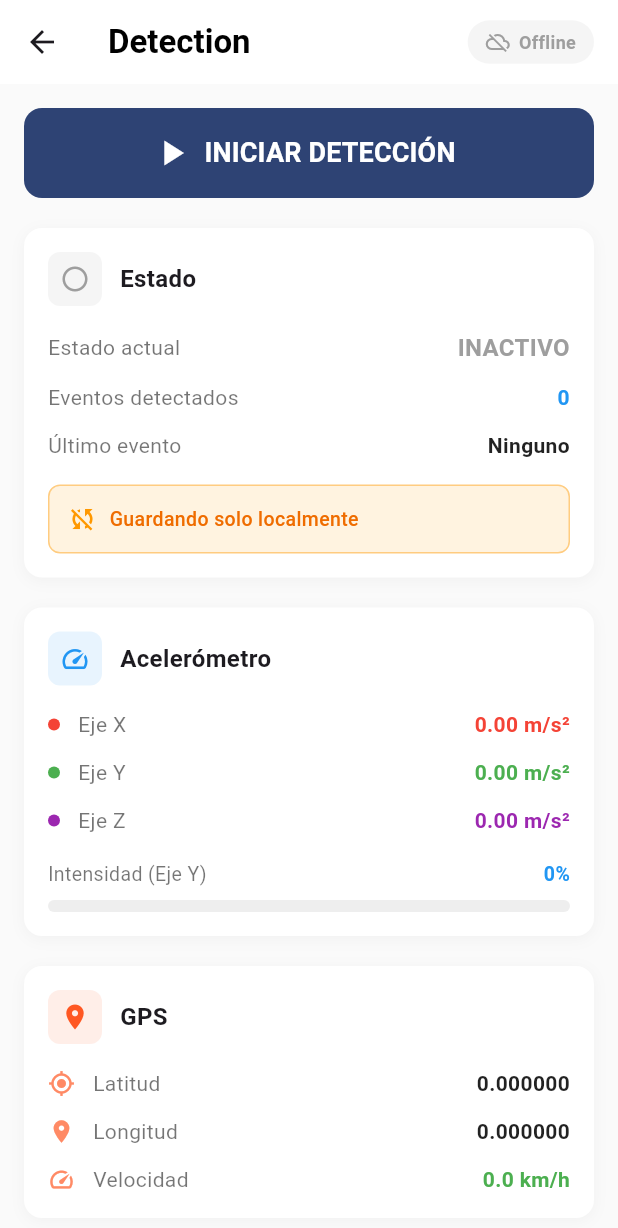
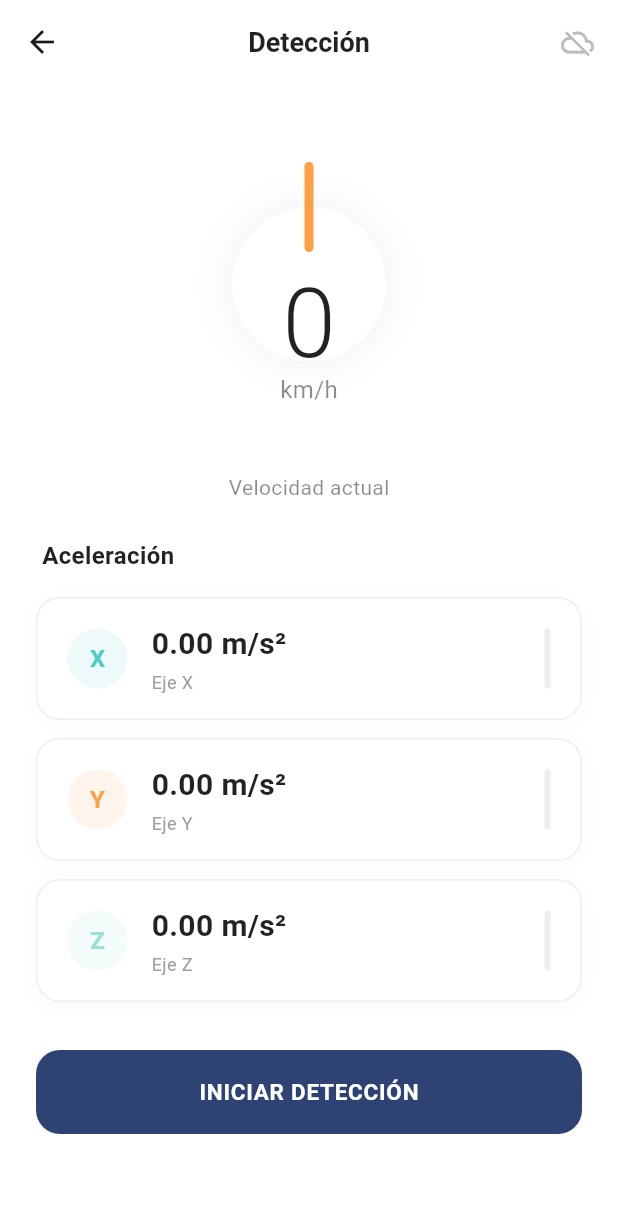
Before and after one commit to RutbelCarlosTC/DriveSafe, a Flutter app: the DetectionScreen screen opened directly, on a phone screen of 412 x 824 dp. Shown: the top 1228 px of the screen. Run offline on Flutter 3.47's test engine with Material 3 defaults, Android fonts, the phone set to English and light mode, and no system bars; our stand-ins replace cloud_firestore, firebase_auth, firebase_core, flutter_map, geolocator, latlong2 and 3 more; missing offline and left inert: mqtt_client; accounts and stored records are empty.

Commit message:
mejora de diseño para la deteccion de eventos

```diff
--- a/lib/screens/detection_screen.dart
+++ b/lib/screens/detection_screen.dart
@@ -36,6 +36,11 @@ class _DetectionScreenState extends State<DetectionScreen> {
   // Control de eventos
   DateTime? _lastEventTime;
   final int _minEventIntervalMs = 1000;
+
+  // Control de alerta visible
+  bool _showAlert = false;
+  String _currentAlertEvent = '';
+  Timer? _alertTimer;
 
   @override
   void initState() {
@@ -128,6 +133,9 @@ class _DetectionScreenState extends State<DetectionScreen> {
       _eventCount++;
     });
 
+    // Mostrar alerta en la UI
+    _showDangerousAlert(eventType);
+
     _detectionService.logEvent(
       eventType,
       _accelX,
@@ -137,6 +145,23 @@ class _DetectionScreenState extends State<DetectionScreen> {
       _longitude,
       _speed
     );
+  }
+
+  void _showDangerousAlert(String eventType) {
+    _alertTimer?.cancel();
+
+    setState(() {
+      _showAlert = true;
+      _currentAlertEvent = eventType;
+    });
+
+    _alertTimer = Timer(const Duration(seconds: 3), () {
+      if (mounted) {
+        setState(() {
+          _showAlert = false;
+        });
+      }
+    });
   }
 
   void _stopDetection() {
@@ -153,45 +178,150 @@ class _DetectionScreenState extends State<DetectionScreen> {
   void dispose() {
     _accelerometerSubscription?.cancel();
     _positionSubscription?.cancel();
+    _alertTimer?.cancel();
     super.dispose();
   }
 
   @override
   Widget build(BuildContext context) {
     return Scaffold(
-      backgroundColor: Colors.grey[50],
+      backgroundColor: Colors.white,
       appBar: AppBar(
         backgroundColor: Colors.white,
         elevation: 0,
         title: const Text(
-          'Detection',
-          style: TextStyle(color: Colors.black, fontWeight: FontWeight.w600),
+          'Detección',
+          style: TextStyle(
+            color: Colors.black87,
+            fontWeight: FontWeight.w600,
+            fontSize: 18,
           ),
+        ),
+        centerTitle: true,
         actions: [
+          Padding(
+            padding: const EdgeInsets.only(right: 16),
+            child: Icon(
+              _isMqttConnected ? Icons.cloud_done : Icons.cloud_off,
+              color: _isMqttConnected ? Colors.green : Colors.grey[400],
+              size: 22,
+            ),
+          ),
+        ],
+      ),
+      body: SingleChildScrollView(
+        padding: const EdgeInsets.symmetric(horizontal: 24, vertical: 20),
+        child: Column(
+          children: [
+            // Velocímetro circular
             Container(
-            margin: const EdgeInsets.only(right: 16),
-            padding: const EdgeInsets.symmetric(horizontal: 12, vertical: 6),
+              padding: const EdgeInsets.all(32),
               decoration: BoxDecoration(
-              color: _isMqttConnected
-                  ? Colors.green.withOpacity(0.1)
-                  : Colors.grey.withOpacity(0.1),
-              borderRadius: BorderRadius.circular(20),
+                color: Colors.white,
+                shape: BoxShape.circle,
+                boxShadow: [
+                  BoxShadow(
+                    color: Colors.grey.withOpacity(0.1),
+                    blurRadius: 20,
+                    spreadRadius: 5,
+                  ),
+                ],
+              ),
+              child: Column(
+                mainAxisSize: MainAxisSize.min,
+                children: [
+                  // Indicador vertical (simulando aguja)
+                  Container(
+                    width: 6,
+                    height: 60,
+                    decoration: BoxDecoration(
+                      color: _speed > 80 ? const Color(0xFFFF5757) : const Color(0xFFFF9F43),
+                      borderRadius: BorderRadius.circular(3),
+                    ),
+                  ),
+                  const SizedBox(height: 16),
+                  // Velocidad
+                  Text(
+                    '${_speed.toInt()}',
+                    style: TextStyle(
+                      fontSize: 64,
+                      fontWeight: FontWeight.w300,
+                      color: _speed > 80 ? const Color(0xFFFF5757) : Colors.black87,
+                      height: 1,
+                    ),
+                  ),
+                  const Text(
+                    'km/h',
+                    style: TextStyle(
+                      fontSize: 16,
+                      color: Colors.black45,
+                      fontWeight: FontWeight.w400,
+                    ),
+                  ),
+                ],
+              ),
+            ),
+
+            const SizedBox(height: 12),
+
+            const Text(
+              'Velocidad actual',
+              style: TextStyle(
+                fontSize: 14,
+                color: Colors.black45,
+                fontWeight: FontWeight.w400,
+              ),
+            ),
+
+            const SizedBox(height: 24),
+
+            // Alerta de conducción peligrosa
+            AnimatedContainer(
+              duration: const Duration(milliseconds: 300),
+              height: _showAlert ? null : 0,
+              curve: Curves.easeInOut,
+              child: _showAlert
+                  ? Container(
+                      margin: const EdgeInsets.only(bottom: 16),
+                      padding: const EdgeInsets.all(16),
+                      decoration: BoxDecoration(
+                        color: const Color(0xFFFF5757),
+                        borderRadius: BorderRadius.circular(12),
+                        boxShadow: [
+                          BoxShadow(
+                            color: const Color(0xFFFF5757).withOpacity(0.3),
+                            blurRadius: 12,
+                            offset: const Offset(0, 4),
+                          ),
+                        ],
                       ),
                       child: Row(
+                        children: [
+                          const Icon(
+                            Icons.warning_rounded,
+                            color: Colors.white,
+                            size: 24,
+                          ),
+                          const SizedBox(width: 12),
+                          Expanded(
+                            child: Column(
+                              crossAxisAlignment: CrossAxisAlignment.start,
                               mainAxisSize: MainAxisSize.min,
                               children: [
-                Icon(
-                  _isMqttConnected ? Icons.cloud_done : Icons.cloud_off,
-                  color: _isMqttConnected ? Colors.green : Colors.grey,
-                  size: 16,
+                                const Text(
+                                  'Conducción Peligrosa Detectada',
+                                  style: TextStyle(
+                                    color: Colors.white,
+                                    fontWeight: FontWeight.w600,
+                                    fontSize: 14,
                                   ),
-                const SizedBox(width: 6),
+                                ),
+                                const SizedBox(height: 2),
                                 Text(
-                  _isMqttConnected ? 'MQTT' : 'Offline',
-                  style: TextStyle(
+                                  _currentAlertEvent,
+                                  style: const TextStyle(
+                                    color: Colors.white,
                                     fontSize: 12,
-                    fontWeight: FontWeight.w600,
-                    color: _isMqttConnected ? Colors.green : Colors.grey,
                                   ),
                                 ),
                               ],
@@ -199,375 +329,201 @@ class _DetectionScreenState extends State<DetectionScreen> {
                           ),
                         ],
                       ),
-      body: SingleChildScrollView(
-        padding: const EdgeInsets.all(16.0),
-        child: Column(
+                    )
+                  : const SizedBox.shrink(),
+            ),
+
+            // Sección de Aceleración
+            _buildMinimalSection(
+              title: 'Aceleración',
               children: [
-            // ========== BOTÓN PRINCIPAL ==========
+                _buildAccelCard('X', _accelX, const Color(0xFF4ECDC4)),
+                const SizedBox(height: 12),
+                _buildAccelCard('Y', _accelY, const Color(0xFFFF9F43)),
+                const SizedBox(height: 12),
+                _buildAccelCard('Z', _accelZ, const Color(0xFF95E1D3)),
+              ],
+            ),
+
+            const SizedBox(height: 32),
+
+            // Botón de control
             SizedBox(
               width: double.infinity,
-              height: 60,
-              child: ElevatedButton.icon(
+              height: 56,
+              child: ElevatedButton(
                 onPressed: _isDetecting ? _stopDetection : _startDetection,
-                icon: Icon(
-                  _isDetecting ? Icons.stop : Icons.play_arrow,
-                  color: Colors.white,
-                  size: 28,
+                style: ElevatedButton.styleFrom(
+                  backgroundColor: _isDetecting
+                      ? const Color(0xFFFF5757)
+                      : const Color(0xFF2E4374),
+                  elevation: 0,
+                  shape: RoundedRectangleBorder(
+                    borderRadius: BorderRadius.circular(16),
                   ),
-                label: Text(
+                ),
+                child: Text(
                   _isDetecting ? 'DETENER DETECCIÓN' : 'INICIAR DETECCIÓN',
                   style: const TextStyle(
-                    fontSize: 18,
+                    fontSize: 15,
                     fontWeight: FontWeight.w600,
                     color: Colors.white,
+                    letterSpacing: 0.5,
                   ),
-                ),
-                style: ElevatedButton.styleFrom(
-                  backgroundColor: _isDetecting
-                      ? Colors.red
-                      : const Color(0xFF2E4374),
-                  shape: RoundedRectangleBorder(
-                    borderRadius: BorderRadius.circular(12),
-                  ),
-                  elevation: 0,
                 ),
               ),
             ),
 
-            const SizedBox(height: 20),
+            const SizedBox(height: 24),
 
-            // ========== ESTADO DE DETECCIÓN ==========
-            _buildSectionCard(
-              icon: _isDetecting ? Icons.radio_button_checked : Icons.radio_button_unchecked,
-              iconColor: _isDetecting ? Colors.green : Colors.grey,
-              title: 'Estado',
+            // Stats minimalistas
+            if (_isDetecting)
+              Row(
+                mainAxisAlignment: MainAxisAlignment.spaceEvenly,
                 children: [
-                _buildStatusRow(
-                  label: 'Estado actual',
-                  value: _isDetecting ? 'DETECTANDO' : 'INACTIVO',
-                  valueColor: _isDetecting ? Colors.green : Colors.grey,
-                  isBold: true,
-                ),
-                const SizedBox(height: 12),
-                _buildStatusRow(
-                  label: 'Eventos detectados',
-                  value: '$_eventCount',
-                  valueColor: Colors.blue,
-                ),
-                const SizedBox(height: 12),
-                _buildStatusRow(
-                  label: 'Último evento',
-                  value: _lastEvent,
-                  valueColor: Colors.black87,
-                  isMultiline: true,
-                ),
-                const SizedBox(height: 16),
-                Container(
-                  padding: const EdgeInsets.all(12),
-                  decoration: BoxDecoration(
-                    color: _isMqttConnected
-                        ? Colors.green.shade50
-                        : Colors.orange.shade50,
-                    borderRadius: BorderRadius.circular(8),
-                    border: Border.all(
-                      color: _isMqttConnected
-                          ? Colors.green.shade200
-                          : Colors.orange.shade200,
-                    ),
-                  ),
-                  child: Row(
-                    children: [
-                      Icon(
-                        _isMqttConnected ? Icons.sync : Icons.sync_disabled,
-                        size: 20,
-                        color: _isMqttConnected ? Colors.green : Colors.orange,
-                      ),
-                      const SizedBox(width: 8),
-                      Text(
-                        _isMqttConnected ? 'Sincronizando con servidor' : 'Guardando solo localmente',
-                        style: TextStyle(
-                          fontSize: 13,
-                          fontWeight: FontWeight.w500,
-                          color: _isMqttConnected ? Colors.green.shade800 : Colors.orange.shade800,
-                        ),
-                      ),
+                  _buildStatItem('Eventos', '$_eventCount'),
+                  Container(width: 1, height: 30, color: Colors.grey[200]),
+                  _buildStatItem('Estado', _isMqttConnected ? 'Sync' : 'Local'),
                 ],
               ),
-                ),
-              ],
-            ),
-
-            const SizedBox(height: 20),
-
-            // ========== ACELERÓMETRO ==========
-            _buildSectionCard(
-              icon: Icons.speed,
-              iconColor: Colors.blue,
-              title: 'Acelerómetro',
-              children: [
-                _buildSensorRow(
-                  label: 'Eje X',
-                  value: _accelX,
-                  unit: 'm/s²',
-                  color: Colors.red,
-                ),
-                const SizedBox(height: 12),
-                _buildSensorRow(
-                  label: 'Eje Y',
-                  value: _accelY,
-                  unit: 'm/s²',
-                  color: Colors.green,
-                ),
-                const SizedBox(height: 12),
-                _buildSensorRow(
-                  label: 'Eje Z',
-                  value: _accelZ,
-                  unit: 'm/s²',
-                  color: Colors.purple,
-                ),
-                const SizedBox(height: 16),
-                // Barra de progreso de aceleración Y
-                Column(
-                  crossAxisAlignment: CrossAxisAlignment.start,
-                  children: [
-                    Row(
-                      mainAxisAlignment: MainAxisAlignment.spaceBetween,
-                      children: [
-                        const Text(
-                          'Intensidad (Eje Y)',
-                          style: TextStyle(fontSize: 13, color: Colors.black54),
-                        ),
-                        Text(
-                          '${(_accelY.abs() / 40.0 * 100).round()}%',
-                          style: TextStyle(
-                            fontSize: 13,
-                            fontWeight: FontWeight.w600,
-                            color: _accelY.abs() > 30 ? Colors.red : Colors.blue,
-                          ),
-                        ),
-                      ],
-                    ),
-                    const SizedBox(height: 8),
-                    ClipRRect(
-                      borderRadius: BorderRadius.circular(4),
-                      child: LinearProgressIndicator(
-                        value: (_accelY.abs() / 40.0).clamp(0.0, 1.0),
-                        backgroundColor: Colors.grey[200],
-                        valueColor: AlwaysStoppedAnimation<Color>(
-                          _accelY.abs() > 30 ? Colors.red : Colors.blue,
-                        ),
-                        minHeight: 8,
-                      ),
-                    ),
-                  ],
-                ),
-              ],
-            ),
-
-            const SizedBox(height: 20),
-
-            // ========== GPS ==========
-            _buildSectionCard(
-              icon: Icons.location_on,
-              iconColor: Colors.deepOrange,
-              title: 'GPS',
-              children: [
-                _buildGpsRow(
-                  icon: Icons.my_location,
-                  label: 'Latitud',
-                  value: _latitude.toStringAsFixed(6),
-                ),
-                const SizedBox(height: 12),
-                _buildGpsRow(
-                  icon: Icons.place,
-                  label: 'Longitud',
-                  value: _longitude.toStringAsFixed(6),
-                ),
-                const SizedBox(height: 12),
-                _buildGpsRow(
-                  icon: Icons.speed,
-                  label: 'Velocidad',
-                  value: '${_speed.toStringAsFixed(1)} km/h',
-                  valueColor: _speed > 80 ? Colors.red : Colors.green,
-                ),
-              ],
-            ),
-
-            const SizedBox(height: 20),
-
-            // ========== INFORMACIÓN ==========
-            Container(
-              padding: const EdgeInsets.all(12),
-              decoration: BoxDecoration(
-                color: Colors.blue.shade50,
-                borderRadius: BorderRadius.circular(8),
-                border: Border.all(color: Colors.blue.shade200),
-              ),
-              child: Row(
-                children: [
-                  Icon(Icons.info_outline, color: Colors.blue.shade700, size: 20),
-                  const SizedBox(width: 8),
-                  Expanded(
-                    child: Text(
-                      'Umbrales: Aceleración ±30 m/s² • Giros ±25 m/s² • Velocidad 80 km/h',
-                      style: TextStyle(
-                        fontSize: 12,
-                        color: Colors.blue.shade800,
-                      ),
-                    ),
-                  ),
-                ],
-              ),
-            ),
-
-            const SizedBox(height: 20),
           ],
         ),
       ),
     );
   }
 
-  /// Widget para una tarjeta de sección
-  Widget _buildSectionCard({
-    required IconData icon,
-    required Color iconColor,
+  Widget _buildMinimalSection({
     required String title,
     required List<Widget> children,
   }) {
+    return Column(
+      crossAxisAlignment: CrossAxisAlignment.start,
+      children: [
+        Padding(
+          padding: const EdgeInsets.only(left: 4, bottom: 16),
+          child: Text(
+            title,
+            style: const TextStyle(
+              fontSize: 16,
+              fontWeight: FontWeight.w600,
+              color: Colors.black87,
+            ),
+          ),
+        ),
+        ...children,
+      ],
+    );
+  }
+
+  Widget _buildAccelCard(String axis, double value, Color color) {
+    final isHigh = value.abs() > 25;
+
     return Container(
-      padding: const EdgeInsets.all(16),
+      padding: const EdgeInsets.symmetric(horizontal: 20, vertical: 16),
       decoration: BoxDecoration(
         color: Colors.white,
-        borderRadius: BorderRadius.circular(12),
+        borderRadius: BorderRadius.circular(16),
+        border: Border.all(
+          color: isHigh ? color.withOpacity(0.5) : Colors.grey[200]!,
+          width: isHigh ? 2 : 1,
+        ),
         boxShadow: [
           BoxShadow(
-            color: Colors.grey.withOpacity(0.1),
-            blurRadius: 8,
+            color: Colors.grey.withOpacity(0.05),
+            blurRadius: 10,
             offset: const Offset(0, 2),
           ),
         ],
       ),
+      child: Row(
+        children: [
+          Container(
+            width: 40,
+            height: 40,
+            decoration: BoxDecoration(
+              color: color.withOpacity(0.1),
+              shape: BoxShape.circle,
+            ),
+            child: Center(
+              child: Text(
+                axis,
+                style: TextStyle(
+                  color: color,
+                  fontWeight: FontWeight.w600,
+                  fontSize: 16,
+                ),
+              ),
+            ),
+          ),
+          const SizedBox(width: 16),
+          Expanded(
             child: Column(
               crossAxisAlignment: CrossAxisAlignment.start,
               children: [
-          Row(
-            children: [
-              Container(
-                padding: const EdgeInsets.all(8),
-                decoration: BoxDecoration(
-                  color: iconColor.withOpacity(0.1),
-                  borderRadius: BorderRadius.circular(8),
+                Text(
+                  '${value.toStringAsFixed(2)} m/s²',
+                  style: TextStyle(
+                    fontSize: 20,
+                    fontWeight: FontWeight.w600,
+                    color: isHigh ? color : Colors.black87,
                   ),
-                child: Icon(icon, color: iconColor, size: 20),
                 ),
-              const SizedBox(width: 12),
+                const SizedBox(height: 2),
                 Text(
-                title,
-                style: const TextStyle(
-                  fontSize: 16,
-                  fontWeight: FontWeight.w600,
+                  'Eje $axis',
+                  style: TextStyle(
+                    fontSize: 12,
+                    color: Colors.grey[500],
+                    fontWeight: FontWeight.w400,
                   ),
                 ),
               ],
             ),
-          const SizedBox(height: 16),
-          ...children,
+          ),
+          // Barra de intensidad
+          Container(
+            width: 4,
+            height: 40,
+            decoration: BoxDecoration(
+              color: Colors.grey[200],
+              borderRadius: BorderRadius.circular(2),
+            ),
+            child: Align(
+              alignment: Alignment.bottomCenter,
+              child: FractionallySizedBox(
+                heightFactor: (value.abs() / 40.0).clamp(0.0, 1.0),
+                child: Container(
+                  decoration: BoxDecoration(
+                    color: isHigh ? const Color(0xFFFF5757) : color,
+                    borderRadius: BorderRadius.circular(2),
+                  ),
+                ),
+              ),
+            ),
+          ),
         ],
       ),
     );
   }
 
-  /// Widget para fila de estado
-  Widget _buildStatusRow({
-    required String label,
-    required String value,
-    required Color valueColor,
-    bool isBold = false,
-    bool isMultiline = false,
-  }) {
-    return Row(
-      crossAxisAlignment: isMultiline ? CrossAxisAlignment.start : CrossAxisAlignment.center,
-      mainAxisAlignment: MainAxisAlignment.spaceBetween,
+  Widget _buildStatItem(String label, String value) {
+    return Column(
       children: [
         Text(
-          label,
-          style: const TextStyle(fontSize: 14, color: Colors.black54),
-        ),
-        const SizedBox(width: 8),
-        Flexible(
-          child: Text(
           value,
-            style: TextStyle(
-              fontSize: isBold ? 16 : 14,
-              fontWeight: isBold ? FontWeight.w700 : FontWeight.w600,
-              color: valueColor,
-            ),
-            textAlign: TextAlign.right,
+          style: const TextStyle(
+            fontSize: 20,
+            fontWeight: FontWeight.w600,
+            color: Colors.black87,
           ),
         ),
-      ],
-    );
-  }
-
-  /// Widget para fila de sensor
-  Widget _buildSensorRow({
-    required String label,
-    required double value,
-    required String unit,
-    required Color color,
-  }) {
-    return Row(
-      children: [
-        Container(
-          width: 8,
-          height: 8,
-          decoration: BoxDecoration(
-            color: color,
-            shape: BoxShape.circle,
-          ),
-        ),
-        const SizedBox(width: 12),
-        Expanded(
-          child: Text(
+        const SizedBox(height: 4),
+        Text(
           label,
-            style: const TextStyle(fontSize: 14, color: Colors.black54),
-          ),
-        ),
-        Text(
-          '${value.toStringAsFixed(2)} $unit',
           style: TextStyle(
-            fontSize: 14,
-            fontWeight: FontWeight.w600,
-            color: color,
-          ),
-        ),
-      ],
-    );
-  }
-
-  /// Widget para fila de GPS
-  Widget _buildGpsRow({
-    required IconData icon,
-    required String label,
-    required String value,
-    Color? valueColor,
-  }) {
-    return Row(
-      children: [
-        Icon(icon, size: 18, color: Colors.deepOrange.shade300),
-        const SizedBox(width: 12),
-        Expanded(
-          child: Text(
-            label,
-            style: const TextStyle(fontSize: 14, color: Colors.black54),
-          ),
-        ),
-        Text(
-          value,
-          style: TextStyle(
-            fontSize: 14,
-            fontWeight: FontWeight.w600,
-            color: valueColor ?? Colors.black87,
+            fontSize: 12,
+            color: Colors.grey[500],
+            fontWeight: FontWeight.w400,
           ),
         ),
       ],
```
Lines whose indentation alone changed are shown as unchanged.
